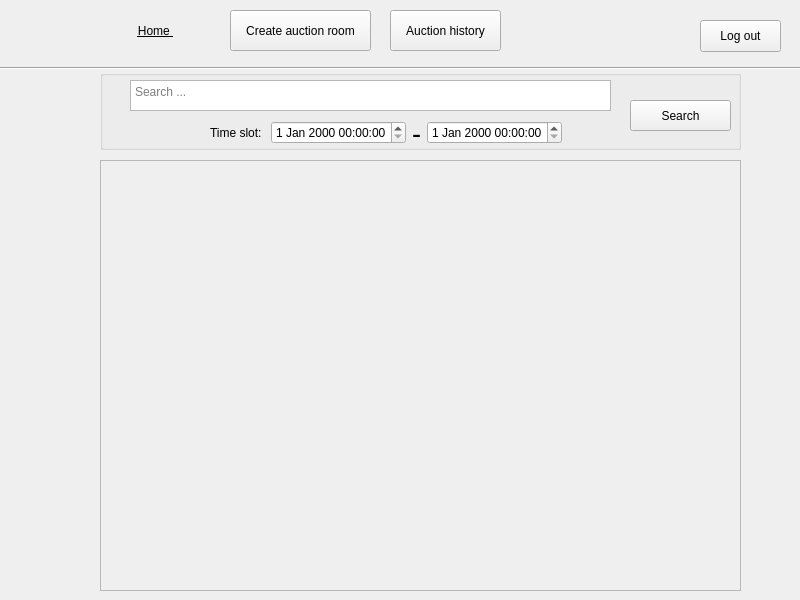
TuanAnhNguyenCo/Auction, file GUI/mainwindow.ui: the form before one commit.
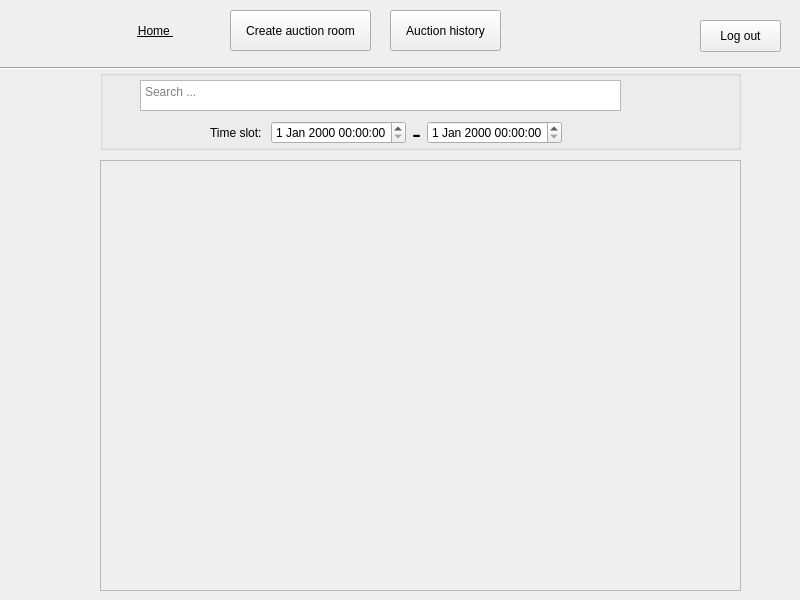
The form after the commit.

What changed in the file:
```diff
--- a/GUI/mainwindow.ui
+++ b/GUI/mainwindow.ui
@@ -137,7 +137,7 @@
       <widget class="QTextEdit" name="textEdit">
        <property name="geometry">
         <rect>
-         <x>30</x>
+         <x>40</x>
          <y>10</y>
          <width>481</width>
          <height>31</height>
@@ -147,19 +147,6 @@
         <string>Search ...</string>
        </property>
       </widget>
-      <widget class="QPushButton" name="btn_search">
-       <property name="geometry">
-        <rect>
-         <x>530</x>
-         <y>30</y>
-         <width>101</width>
-         <height>31</height>
-        </rect>
-       </property>
-       <property name="text">
-        <string>Search</string>
-       </property>
-      </widget>
       <widget class="QWidget" name="layoutWidget">
        <property name="geometry">
         <rect>
```
Left out of the diff: 2 changed lines with no effect on the pictures.
